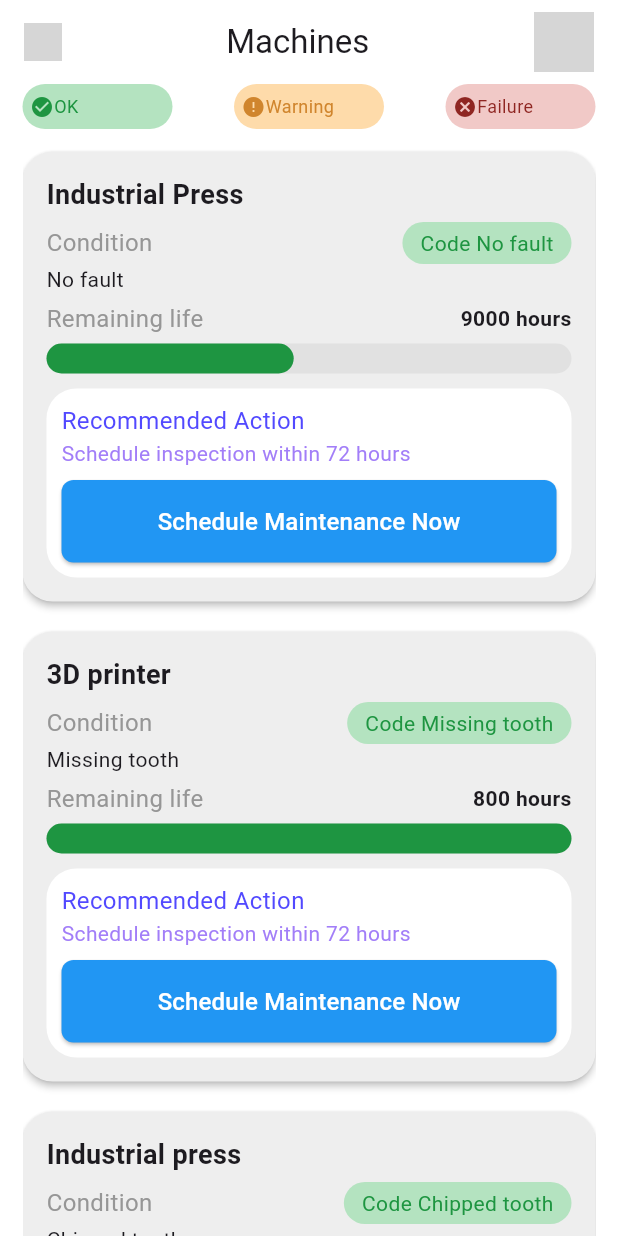
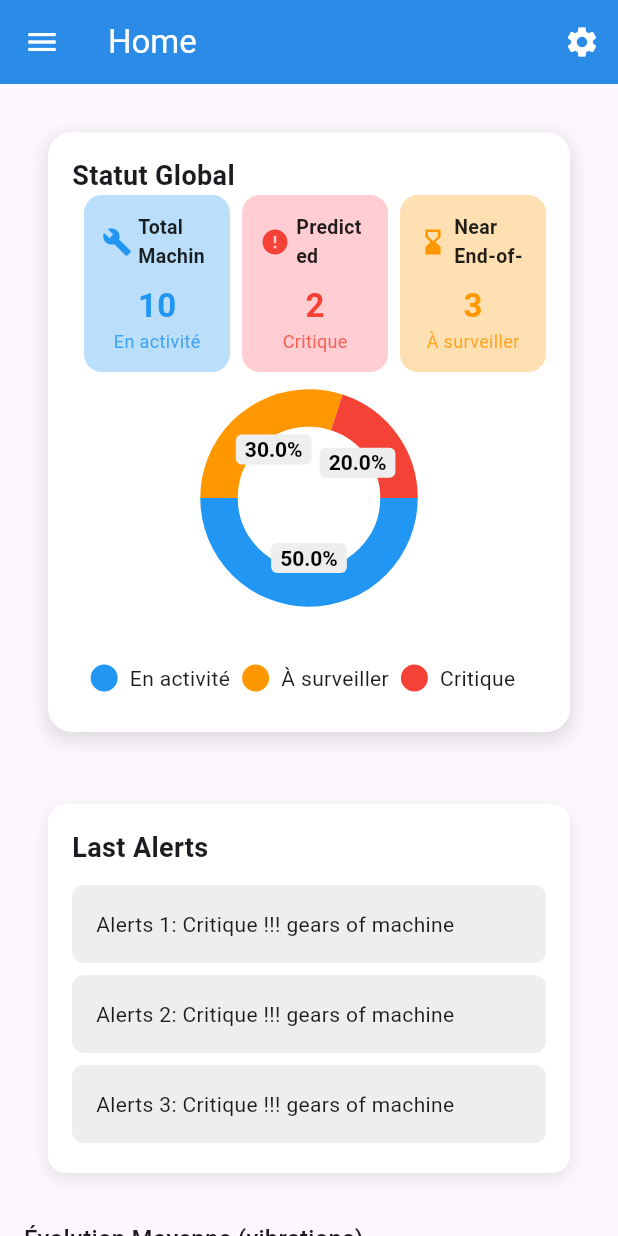
Before and after one commit to Nisrine-C/maintenance_platform_frontend, a Flutter app: the screen it shows after launch, on a phone screen of 412 x 824 dp. Run offline on Flutter 3.47's test engine with Material 3 defaults, Android fonts, the phone set to English and light mode, and no system bars; drawn by our look-alikes of pie_chart; our stand-ins replace fl_chart; missing offline and left inert: flutter_svg_icons; grey boxes are pictures that could not be loaded.

Commit message:
dashbord+routes

```diff
--- a/lib/main.dart
+++ b/lib/main.dart
@@ -1,106 +1,21 @@
 import 'package:flutter/material.dart';
-import 'package:flutter/services.dart';
-import 'package:maintenance_platform_frontend/screen/machines.screen.dart';
+import 'package:maintenance_platform_frontend/app_routes.dart';
+import 'package:maintenance_platform_frontend/screen/appBar/home.dart';
+
 void main() {
-  runApp(const MyApp());
+  runApp(MyApp());
 }
 
 class MyApp extends StatelessWidget {
-  const MyApp({Key? key}) : super(key:key);
-
   @override
   Widget build(BuildContext context) {
-    SystemChrome.setSystemUIOverlayStyle(SystemUiOverlayStyle(statusBarColor: Colors.transparent));
     return MaterialApp(
-      debugShowCheckedModeBanner: false,
-      title:'pi_prototype',
-      home: Home(),
+      title: 'Maintenance App',
+      theme: ThemeData(
+        primarySwatch: Colors.blue,
+      ),
+      home: HomeBar(),
+      routes: appRoutes,
     );
   }
 }
-
-class MyHomePage extends StatefulWidget {
-  const MyHomePage({super.key, required this.title});
-
-  // This widget is the home page of your application. It is stateful, meaning
-  // that it has a State object (defined below) that contains fields that affect
-  // how it looks.
-
-  // This class is the configuration for the state. It holds the values (in this
-  // case the title) provided by the parent (in this case the App widget) and
-  // used by the build method of the State. Fields in a Widget subclass are
-  // always marked "final".
-
-  final String title;
-
-  @override
-  State<MyHomePage> createState() => _MyHomePageState();
-}
-
-class _MyHomePageState extends State<MyHomePage> {
-  int _counter = 0;
-
-  void _incrementCounter() {
-    setState(() {
-      // This call to setState tells the Flutter framework that something has
-      // changed in this State, which causes it to rerun the build method below
-      // so that the display can reflect the updated values. If we changed
-      // _counter without calling setState(), then the build method would not be
-      // called again, and so nothing would appear to happen.
-      _counter++;
-    });
-  }
-
-  @override
-  Widget build(BuildContext context) {
-    // This method is rerun every time setState is called, for instance as done
-    // by the _incrementCounter method above.
-    //
-    // The Flutter framework has been optimized to make rerunning build methods
-    // fast, so that you can just rebuild anything that needs updating rather
-    // than having to individually change instances of widgets.
-    return Scaffold(
-      appBar: AppBar(
-        // TRY THIS: Try changing the color here to a specific color (to
-        // Colors.amber, perhaps?) and trigger a hot reload to see the AppBar
-        // change color while the other colors stay the same.
-        backgroundColor: Theme.of(context).colorScheme.inversePrimary,
-        // Here we take the value from the MyHomePage object that was created by
-        // the App.build method, and use it to set our appbar title.
-        title: Text(widget.title),
-      ),
-      body: Center(
-        // Center is a layout widget. It takes a single child and positions it
-        // in the middle of the parent.
-        child: Column(
-          // Column is also a layout widget. It takes a list of children and
-          // arranges them vertically. By default, it sizes itself to fit its
-          // children horizontally, and tries to be as tall as its parent.
-          //
-          // Column has various properties to control how it sizes itself and
-          // how it positions its children. Here we use mainAxisAlignment to
-          // center the children vertically; the main axis here is the vertical
-          // axis because Columns are vertical (the cross axis would be
-          // horizontal).
-          //
-          // TRY THIS: Invoke "debug painting" (choose the "Toggle Debug Paint"
-          // action in the IDE, or press "p" in the console), to see the
-          // wireframe for each widget.
-          mainAxisAlignment: MainAxisAlignment.center,
-          children: <Widget>[
-            const Text('You have pushed the button this many times:'),
-            Text(
-              '$_counter',
-              style: Theme.of(context).textTheme.headlineMedium,
-            ),
-          ],
-        ),
-      ),
-      floatingActionButton: FloatingActionButton(
-        onPressed: _incrementCounter,
-        tooltip: 'Increment',
-        child: const Icon(Icons.add),
-      ), // This trailing comma makes auto-formatting nicer for build methods.
-    );
-  }
-}
--- /dev/null
+++ b/lib/model/DailySensorStats.dart
@@ -0,0 +1,22 @@
+class DailySensorStats {
+  final DateTime date;
+  final double average;
+  final double min;
+  final double max;
+
+  DailySensorStats({
+    required this.date,
+    required this.average,
+    required this.min,
+    required this.max,
+  });
+
+  factory DailySensorStats.fromJson(Map<String, dynamic> json) {
+    return DailySensorStats(
+      date: DateTime.parse(json['date']),
+      average: (json['average'] as num).toDouble(),
+      min: (json['min'] as num).toDouble(),
+      max: (json['max'] as num).toDouble(),
+    );
+  }
+}
--- /dev/null
+++ b/lib/model/MachineGlobalStatus.dart
@@ -0,0 +1,28 @@
+class MachineStatusModel {
+  final int totalMachines;
+  final int predictedFaults;
+  final int nearEndOfLife;
+
+  MachineStatusModel({
+    required this.totalMachines,
+    required this.predictedFaults,
+    required this.nearEndOfLife,
+  });
+
+  // Exemple de données mockées
+  static MachineStatusModel mockData() {
+    return MachineStatusModel(
+      totalMachines: 10,
+      predictedFaults: 2,
+      nearEndOfLife: 3,
+    );
+  }
+
+  Map<String, double> toPieChartData() {
+    return {
+      "En activité": (totalMachines - predictedFaults - nearEndOfLife).toDouble(),
+      "À surveiller": nearEndOfLife.toDouble(),
+      "Critique": predictedFaults.toDouble(),
+    };
+  }
+}
--- /dev/null
+++ b/lib/screen/appBar/home.dart
@@ -0,0 +1,103 @@
+import 'package:flutter/material.dart';
+import 'package:maintenance_platform_frontend/screen/dashbord/Status__Screen.dart';
+import 'package:maintenance_platform_frontend/widget/dashbord/alert_card.dart';
+import 'package:maintenance_platform_frontend/widget/dashbord/gear_status_card.dart';
+import 'package:maintenance_platform_frontend/widget/dashbord/graph_section.dart';
+
+
+class HomeBar extends StatelessWidget {
+  @override
+  Widget build(BuildContext context) {
+    return Scaffold(
+      appBar: AppBar(
+        backgroundColor: Colors.blue,
+        title: Text("Home"),
+        actions: <Widget>[
+          IconButton(
+            icon: const Icon(Icons.settings),
+            tooltip: 'Setting Icon',
+            onPressed: () {},
+          ),
+        ],
+        foregroundColor: Colors.white,
+        elevation: 50.0,
+        leading: Builder(
+          builder: (BuildContext context) {
+            return IconButton(
+              icon: const Icon(Icons.menu),
+              tooltip: 'Menu Icon',
+              onPressed: () {
+                Scaffold.of(context).openDrawer();
+              },
+            );
+          },
+        ),
+      ),
+
+      // Drawer ici :
+      drawer: Drawer(
+        child: ListView(
+          padding: EdgeInsets.zero,
+          children: <Widget>[
+            const DrawerHeader(
+              decoration: BoxDecoration(
+                color: Colors.blue,
+              ),
+              child: Text(
+                'Menu',
+                style: TextStyle(
+                  color: Colors.white,
+                  fontSize: 24,
+                ),
+              ),
+            ),
+            ListTile(
+              leading: Icon(Icons.home),
+              title: Text('Home'),
+              onTap: () {
+                Navigator.pushNamed(context, '/dashbord');
+
+              },
+            ),
+            ListTile(
+              leading: Icon(Icons.settings),
+              title: Text('Status Screen'),
+              onTap: () {
+                Navigator.push(context, MaterialPageRoute(builder:  (context)=>StatusScreen()));
+              },
+            ),
+            ListTile(
+              leading: Icon(Icons.settings),
+              title: Text('Machine Detail Screen'),
+              onTap: () {
+                Navigator.pushNamed(context, '/machines');
+              },
+            ),
+            ListTile(
+              leading: Icon(Icons.settings),
+              title: Text('Manitenance Management Screen'),
+              onTap: () {
+               Navigator.pushNamed(context, '/manitenaceManagement');
+              },
+            ),
+          ],
+        ),
+      ),
+
+      body: SingleChildScrollView(
+        padding: EdgeInsets.all(16),
+        child: Column(
+          crossAxisAlignment: CrossAxisAlignment.start,
+          //l’appel widgets
+          children: [
+            StatutGlobalSection(),
+            SizedBox(height: 16),
+            AlertsSection(),
+            SizedBox(height: 16),
+           GraphSection(),
+          ],
+        ),
+      ),
+    );
+  }
+}
--- /dev/null
+++ b/lib/screen/dashbord/Machine_Detail.dart
@@ -0,0 +1,11 @@
+import 'package:flutter/material.dart';
+
+class MachineDetail  extends StatelessWidget {
+  @override
+  Widget build(BuildContext context) {
+    return Scaffold(
+      appBar: AppBar(title: Text("Machine Detail ")),
+      body: Center(child: Text("Machine Detail")),
+    );
+  }
+}
--- a/lib/screen/machines.screen.dart
+++ b/lib/screen/machines/machines.screen.dart
@@ -1,15 +1,15 @@
 import 'package:flutter/material.dart';
 import 'package:flutter_svg_icons/flutter_svg_icons.dart';
 
-import '../constants/colors.dart';
-import '../model/Failure.model.dart';
-import '../model/Machine.model.dart';
-import '../model/Prediction.model.dart';
-import '../widget/machine_item.widget.dart';
-import '../widget/status_indicator.widget.dart';
+import '../../constants/colors.dart';
+import '../../model/Failure.model.dart';
+import '../../model/Machine.model.dart';
+import '../../model/Prediction.model.dart';
+import '../../widget/machines/machine_item.widget.dart';
+import '../../widget/machines/status_indicator.widget.dart';
 
-class Home extends StatelessWidget {
-  Home({Key? key}) : super(key: key);
+class MachinesScreen extends StatelessWidget {
+  MachinesScreen({Key? key}) : super(key: key);
 
   final machines = [
     Machine(
--- /dev/null
+++ b/lib/widget/dashbord/alert_card.dart
@@ -0,0 +1,46 @@
+import 'package:flutter/material.dart';
+
+class AlertsSection extends StatelessWidget {
+  @override
+  Widget build(BuildContext context) {
+    return Container(
+      margin: EdgeInsets.all(16),
+      padding: EdgeInsets.all(16),
+      decoration: BoxDecoration(
+        color: Colors.white,
+        borderRadius: BorderRadius.circular(12),
+        boxShadow: [
+          BoxShadow(
+            color: Colors.grey.shade300,
+            blurRadius: 10,
+            offset: Offset(0, 4),
+          ),
+        ],
+      ),
+      child: Column(
+        crossAxisAlignment: CrossAxisAlignment.start,
+        children: [
+          Text(
+            'Last Alerts',
+            style: TextStyle(fontSize: 18, fontWeight: FontWeight.bold),
+          ),
+          SizedBox(height: 8),
+          Column(
+            children: List.generate(3, (index) =>
+              Container(
+                margin: EdgeInsets.symmetric(vertical: 4),
+                padding: EdgeInsets.all(16),
+                decoration: BoxDecoration(
+                  color: Colors.grey[200],
+                  borderRadius: BorderRadius.circular(8),
+                ),
+                child: Text("Alerts ${index + 1}: Critique !!! gears of machine                                       "),
+
+              )
+            ),
+          ),
+        ],
+      ),
+    );
+  }
+}
--- /dev/null
+++ b/lib/widget/dashbord/gear_status_card.dart
@@ -0,0 +1,132 @@
+import 'package:flutter/material.dart';
+import 'package:maintenance_platform_frontend/model/MachineGlobalStatus.dart';
+import 'package:maintenance_platform_frontend/widget/dashbord/pie_chart_widget.dart';
+
+class StatutGlobalSection extends StatelessWidget {
+  const StatutGlobalSection({Key? key}) : super(key: key);
+
+  @override
+  Widget build(BuildContext context) {
+    final MachineStatusModel status = MachineStatusModel.mockData();
+
+    return Padding(
+      padding: const EdgeInsets.all(16.0),
+      child: Container(
+        padding: const EdgeInsets.all(16),
+        decoration: BoxDecoration(
+          color: Colors.white,
+          borderRadius: BorderRadius.circular(16),
+          boxShadow: [
+            BoxShadow(
+              color: Colors.black12,
+              blurRadius: 10,
+              spreadRadius: 2,
+              offset: Offset(0, 4),
+            ),
+          ],
+        ),
+        child: Column(
+          crossAxisAlignment: CrossAxisAlignment.start,
+          children: [
+            const Text(
+              'Statut Global',
+              style: TextStyle(fontSize: 18, fontWeight: FontWeight.bold),
+            ),
+            Row(
+              children: [
+                const SizedBox(width: 8),
+                _buildInfoCard(
+                  icon: Icons.build,
+                  title: "Total\nMachines",
+                  count: status.totalMachines.toString(),
+                  subtitle: "En activité",
+                  bgColor: Colors.blue.shade100,
+                  textColor: Colors.blue,
+                ),
+                const SizedBox(width: 8),
+                _buildInfoCard(
+                  icon: Icons.error,
+                  title: "Predicted\nFaults",
+                  count: status.predictedFaults.toString(),
+                  subtitle: "Critique",
+                  bgColor: Colors.red.shade100,
+                  textColor: Colors.red,
+                ),
+                const SizedBox(width: 8),
+                _buildInfoCard(
+                  icon: Icons.hourglass_bottom,
+                  title: "Near\nEnd-of-Life",
+                  count: status.nearEndOfLife.toString(),
+                  subtitle: "À surveiller",
+                  bgColor: Colors.orange.shade100,
+                  textColor: Colors.orange,
+                ),
+              ],
+            ),
+            const SizedBox(height: 16),
+            PieChartWidget(
+              dataMap: status.toPieChartData(),
+              colorList: [Colors.blue, Colors.orange, Colors.red],
+            ),
+          ],
+        ),
+      ),
+    );
+  }
+
+  Widget _buildInfoCard({
+    required IconData icon,
+    required String title,
+    required String count,
+    required String subtitle,
+    required Color bgColor,
+    required Color textColor,
+  }) {
+    return Expanded(
+      child: Container(
+        padding: const EdgeInsets.all(12),
+        decoration: BoxDecoration(
+          color: bgColor,
+          borderRadius: BorderRadius.circular(12),
+        ),
+        child: Column(
+          children: [
+            Row(
+              children: [
+                Icon(icon, size: 20, color: textColor),
+                const SizedBox(width: 4),
+                Expanded(
+                  child: Text(
+                    title,
+                    style: const TextStyle(
+                      fontWeight: FontWeight.w600,
+                      color: Colors.black87,
+                      fontSize: 13,
+                    ),
+                    maxLines: 2,
+                  ),
+                ),
+              ],
+            ),
+            const SizedBox(height: 8),
+            Text(
+              count,
+              style: TextStyle(
+                fontSize: 22,
+                fontWeight: FontWeight.bold,
+                color: textColor,
+              ),
+            ),
+            Text(
+              subtitle,
+              style: TextStyle(
+                fontSize: 12,
+                color: textColor.withOpacity(0.8),
+              ),
+            ),
+          ],
+        ),
+      ),
+    );
+  }
+}
--- /dev/null
+++ b/lib/widget/dashbord/graph_section.dart
@@ -0,0 +1,32 @@
+import 'package:flutter/material.dart';
+import 'package:maintenance_platform_frontend/model/DailySensorStats.dart';
+
+import 'line_chart_widget.dart';
+import 'bar_chart_widget.dart';
+
+class GraphSection extends StatelessWidget {
+  const GraphSection({super.key});
+
+  @override
+  Widget build(BuildContext context) {
+    final List<DailySensorStats> sampleStats = List.generate(7, (i) {
+      return DailySensorStats(
+        date: DateTime.now().subtract(Duration(days: 6 - i)),
+        average: 10 + i.toDouble() + (i % 2 == 0 ? 2 : -1),
+        min: 8 + i.toDouble(),
+        max: 12 + i.toDouble(),
+      );
+    });
+
+    return Column(
+      crossAxisAlignment: CrossAxisAlignment.start,
+      children: [
+        Text("Évolution Moyenne (vibrations)", style: Theme.of(context).textTheme.titleMedium),
+        LineChartWidget(stats: sampleStats),
+        const SizedBox(height: 16),
+        Text("Histogramme Exemple", style: Theme.of(context).textTheme.titleMedium),
+        const BarChartWidget(),
+      ],
+    );
+  }
+}
--- /dev/null
+++ b/lib/widget/dashbord/pie_chart_widget.dart
@@ -0,0 +1,43 @@
+import 'package:flutter/material.dart';
+import 'package:pie_chart/pie_chart.dart';
+
+class PieChartWidget extends StatelessWidget {
+  final Map<String, double> dataMap;
+  final List<Color> colorList;
+  final double chartRadius;
+
+  const PieChartWidget({
+    Key? key,
+    required this.dataMap,
+    required this.colorList,
+    this.chartRadius = 120,
+  }) : super(key: key);
+
+  @override
+  Widget build(BuildContext context) {
+    return PieChart(
+      dataMap: dataMap,
+      animationDuration: Duration(milliseconds: 800),
+      chartRadius: chartRadius,
+      colorList: colorList,
+      chartType: ChartType.ring,
+      ringStrokeWidth: 25,
+      legendOptions: LegendOptions(
+        showLegends: true,
+        legendPosition: LegendPosition.bottom,
+        showLegendsInRow: true,
+        legendTextStyle: TextStyle(fontSize: 14),
+      ),
+      chartValuesOptions: ChartValuesOptions(
+        showChartValues: true,
+        showChartValuesInPercentage: true,
+        showChartValuesOutside: false,
+        decimalPlaces: 1,
+        chartValueStyle: TextStyle(
+          color: Colors.black,
+          fontWeight: FontWeight.bold,
+        ),
+      ),
+    );
+  }
+}
--- a/lib/widget/progress_bar.widget.dart
+++ b/lib/widget/machines/progress_bar.widget.dart
@@ -1,5 +1,5 @@
 import 'package:flutter/cupertino.dart';
-import '../constants/colors.dart';
+import '../../constants/colors.dart';
 
 
 class ProgressBar extends StatelessWidget {
--- a/pubspec.yaml
+++ b/pubspec.yaml
@@ -35,6 +35,8 @@ dependencies:
   # Use with the CupertinoIcons class for iOS style icons.
   cupertino_icons: ^1.0.8
   flutter_svg_icons: ^0.0.1
+  pie_chart: ^5.1.0
+  fl_chart: ^0.64.0
 
 dev_dependencies:
   flutter_test:
```
Also changed, not shown: lib/app_routes.dart (added, +9 -0 lines), lib/screen/dashbord/Manitenace_Management.dart (added, +11 -0 lines), lib/screen/dashbord/Status__Screen.dart (added, +11 -0 lines), lib/widget/dashbord/bar_chart_widget.dart (added, +31 -0 lines), lib/widget/dashbord/line_chart_widget.dart (added, +54 -0 lines), lib/widget/machines/machine_item.widget.dart (renamed from lib/widget/machine_item.widget.dart, +6 -6 lines), lib/screen/machienDetail/machine_detail.screen.dart (renamed from lib/screen/machine_detail.screen.dart), lib/widget/machines/status_indicator.widget.dart (renamed from lib/widget/status_indicator.widget.dart), pubspec.lock.
